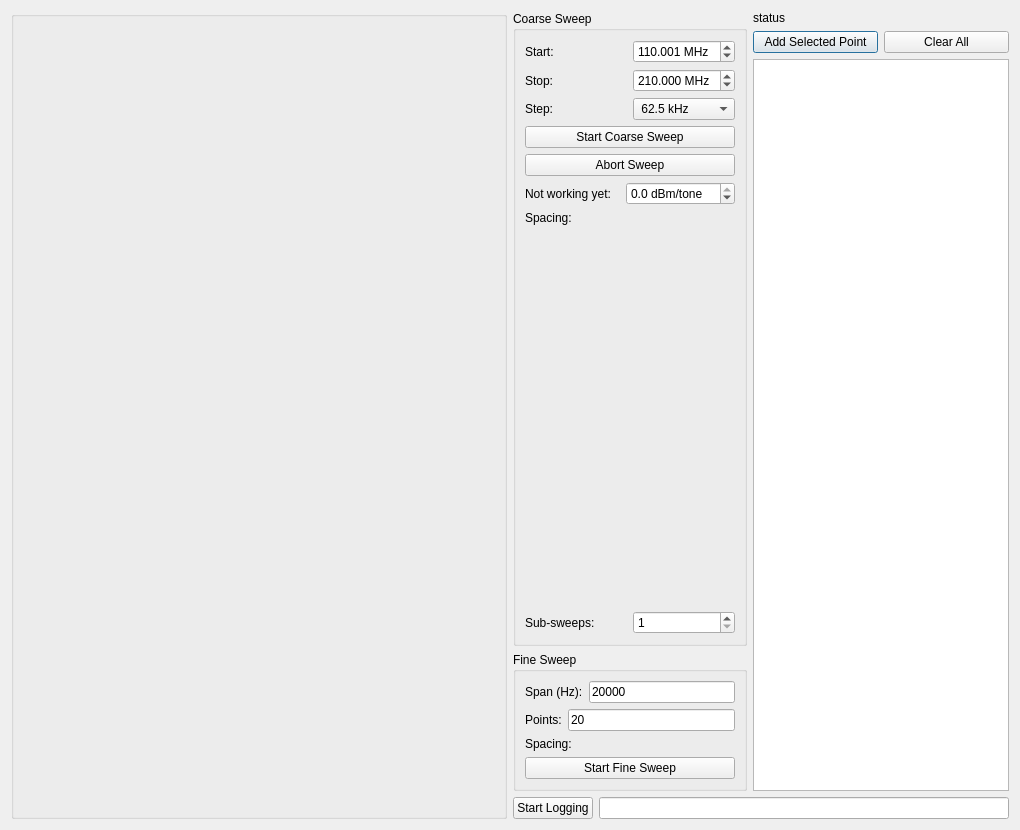
Old version of the form apps/uis/basic_sweep.ui in the repository ColumbiaCMB/kid_readout.
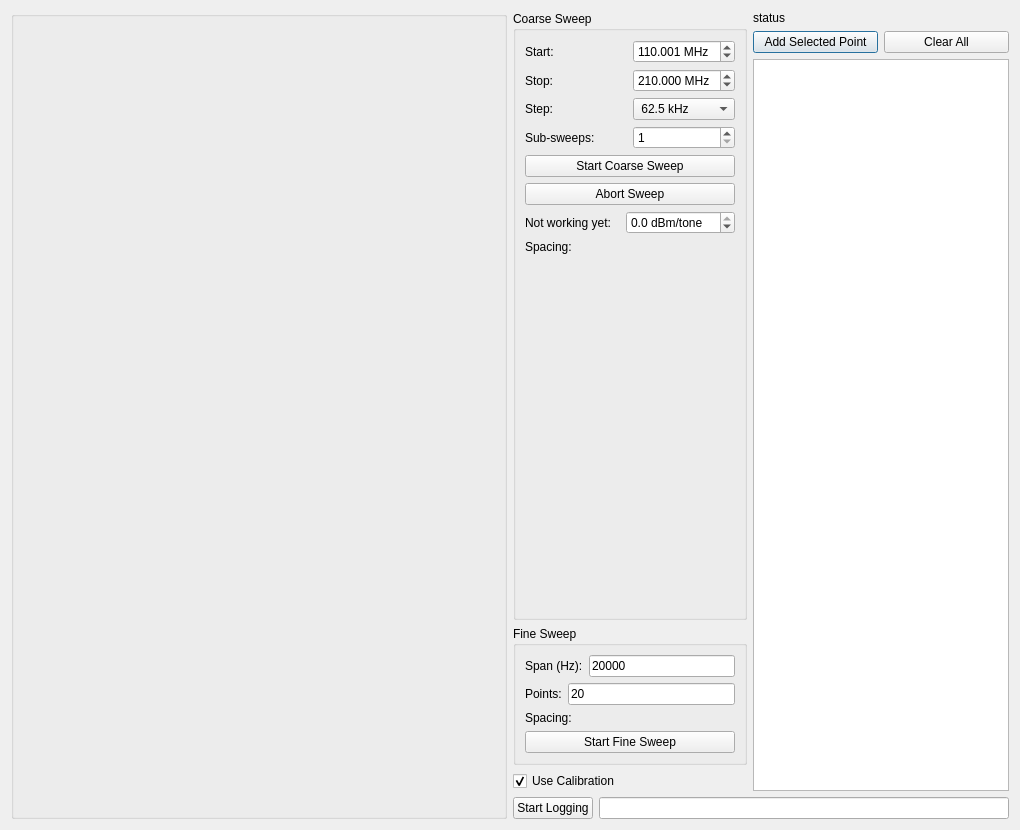
New version of the form.

Commit message: rearrange simple_sweep a bit and add cal button

```diff
--- a/apps/uis/basic_sweep.ui
+++ b/apps/uis/basic_sweep.ui
@@ -158,6 +158,27 @@
                   </item>
                  </layout>
                 </item>
+                <item>
+                 <layout class="QHBoxLayout" name="horizontalLayout_11">
+                  <item>
+                   <widget class="QLabel" name="label_5">
+                    <property name="text">
+                     <string>Sub-sweeps:</string>
+                    </property>
+                   </widget>
+                  </item>
+                  <item>
+                   <widget class="QSpinBox" name="spin_subsweeps">
+                    <property name="minimum">
+                     <number>1</number>
+                    </property>
+                    <property name="maximum">
+                     <number>200</number>
+                    </property>
+                   </widget>
+                  </item>
+                 </layout>
+                </item>
                 <item>
                  <widget class="QPushButton" name="push_start_sweep">
                   <property name="text">
@@ -228,27 +249,6 @@
                   </property>
                  </spacer>
                 </item>
-                <item>
-                 <layout class="QHBoxLayout" name="horizontalLayout_11">
-                  <item>
-                   <widget class="QLabel" name="label_5">
-                    <property name="text">
-                     <string>Sub-sweeps:</string>
-                    </property>
-                   </widget>
-                  </item>
-                  <item>
-                   <widget class="QSpinBox" name="spin_subsweeps">
-                    <property name="minimum">
-                     <number>1</number>
-                    </property>
-                    <property name="maximum">
-                     <number>200</number>
-                    </property>
-                   </widget>
-                  </item>
-                 </layout>
-                </item>
                </layout>
               </item>
              </layout>
@@ -322,6 +322,16 @@
            </layout>
           </widget>
          </item>
+         <item>
+          <widget class="QCheckBox" name="check_use_cal">
+           <property name="text">
+            <string>Use Calibration</string>
+           </property>
+           <property name="checked">
+            <bool>true</bool>
+           </property>
+          </widget>
+         </item>
         </layout>
        </item>
        <item>
```
The commit also changes 1 other file.
